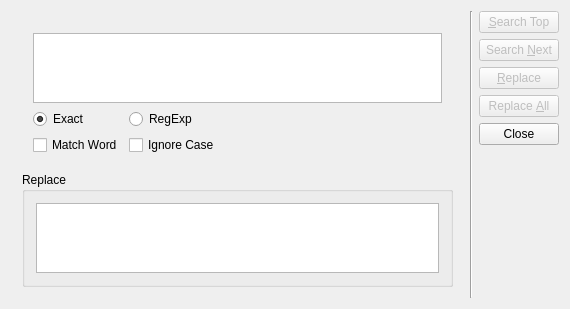
The window that src/tosearchreplaceui.ui (netrunner-debian-kde-extras/tora) describes before a commit, drawn with Qt 5.
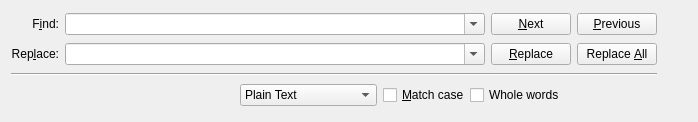
The same window after the commit. Icons and pictures are not drawn.

Diff of the .ui file:
```diff
--- a/src/tosearchreplaceui.ui
+++ b/src/tosearchreplaceui.ui
@@ -1,286 +1,254 @@
 <ui version="4.0" >
  <class>toSearchReplaceUI</class>
- <widget class="QDialog" name="toSearchReplaceUI" >
+ <widget class="QWidget" name="toSearchReplaceUI" >
   <property name="geometry" >
    <rect>
     <x>0</x>
     <y>0</y>
-    <width>570</width>
-    <height>228</height>
+    <width>698</width>
+    <height>122</height>
    </rect>
   </property>
-  <property name="windowTitle" >
-   <string>Search &amp; Replace</string>
+  <property name="sizePolicy" >
+   <sizepolicy vsizetype="Minimum" hsizetype="Preferred" >
+    <horstretch>0</horstretch>
+    <verstretch>0</verstretch>
+   </sizepolicy>
   </property>
-  <layout class="QGridLayout" >
-   <property name="leftMargin" >
-    <number>11</number>
-   </property>
-   <property name="topMargin" >
-    <number>11</number>
-   </property>
-   <property name="rightMargin" >
-    <number>11</number>
-   </property>
-   <property name="bottomMargin" >
-    <number>11</number>
-   </property>
-   <property name="horizontalSpacing" >
-    <number>6</number>
-   </property>
-   <property name="verticalSpacing" >
-    <number>6</number>
-   </property>
-   <item row="0" column="2" >
-    <widget class="QPushButton" name="Search" >
-     <property name="enabled" >
-      <bool>false</bool>
+  <layout class="QHBoxLayout" name="horizontalLayout_2" >
+   <item>
+    <layout class="QGridLayout" name="gridLayout" >
+     <property name="horizontalSpacing" >
+      <number>6</number>
      </property>
-     <property name="sizePolicy" >
-      <sizepolicy vsizetype="Fixed" hsizetype="Minimum" >
-       <horstretch>0</horstretch>
-       <verstretch>0</verstretch>
-      </sizepolicy>
-     </property>
-     <property name="text" >
-      <string>&amp;Search Top</string>
-     </property>
-    </widget>
-   </item>
-   <item row="5" column="2" >
-    <spacer>
-     <property name="orientation" >
-      <enum>Qt::Vertical</enum>
-     </property>
-     <property name="sizeType" >
-      <enum>QSizePolicy::Expanding</enum>
-     </property>
-     <property name="sizeHint" >
-      <size>
-       <width>20</width>
-       <height>20</height>
-      </size>
-     </property>
-    </spacer>
-   </item>
-   <item row="1" column="2" >
-    <widget class="QPushButton" name="SearchNext" >
-     <property name="enabled" >
-      <bool>false</bool>
-     </property>
-     <property name="sizePolicy" >
-      <sizepolicy vsizetype="Fixed" hsizetype="Minimum" >
-       <horstretch>0</horstretch>
-       <verstretch>0</verstretch>
-      </sizepolicy>
-     </property>
-     <property name="text" >
-      <string>Search &amp;Next</string>
-     </property>
-    </widget>
-   </item>
-   <item row="2" column="2" >
-    <widget class="QPushButton" name="Replace" >
-     <property name="enabled" >
-      <bool>false</bool>
-     </property>
-     <property name="sizePolicy" >
-      <sizepolicy vsizetype="Fixed" hsizetype="Minimum" >
-       <horstretch>0</horstretch>
-       <verstretch>0</verstretch>
-      </sizepolicy>
-     </property>
-     <property name="text" >
-      <string>&amp;Replace</string>
-     </property>
-    </widget>
-   </item>
-   <item row="3" column="2" >
-    <widget class="QPushButton" name="ReplaceAll" >
-     <property name="enabled" >
-      <bool>false</bool>
-     </property>
-     <property name="sizePolicy" >
-      <sizepolicy vsizetype="Fixed" hsizetype="Minimum" >
-       <horstretch>0</horstretch>
-       <verstretch>0</verstretch>
-      </sizepolicy>
-     </property>
-     <property name="text" >
-      <string>Replace &amp;All</string>
-     </property>
-    </widget>
-   </item>
-   <item row="4" column="2" >
-    <widget class="QPushButton" name="Close" >
-     <property name="enabled" >
-      <bool>true</bool>
-     </property>
-     <property name="sizePolicy" >
-      <sizepolicy vsizetype="Fixed" hsizetype="Minimum" >
-       <horstretch>0</horstretch>
-       <verstretch>0</verstretch>
-      </sizepolicy>
-     </property>
-     <property name="text" >
-      <string>Close</string>
-     </property>
-    </widget>
-   </item>
-   <item rowspan="6" row="0" column="1" >
-    <widget class="Line" name="Line1" >
-     <property name="frameShape" >
-      <enum>QFrame::VLine</enum>
-     </property>
-     <property name="frameShadow" >
-      <enum>QFrame::Sunken</enum>
-     </property>
-    </widget>
-   </item>
-   <item rowspan="6" row="0" column="0" >
-    <widget class="QFrame" name="Frame3" >
-     <property name="frameShape" >
-      <enum>QFrame::NoFrame</enum>
-     </property>
-     <property name="frameShadow" >
-      <enum>QFrame::Plain</enum>
-     </property>
-     <layout class="QGridLayout" >
-      <item row="0" column="0" >
-       <widget class="QWidget" native="1" name="ButtonGroup1" >
-        <layout class="QGridLayout" >
-         <property name="leftMargin" >
-          <number>11</number>
+     <item row="0" column="0" >
+      <widget class="QLabel" name="label" >
+       <property name="text" >
+        <string>F&amp;ind:</string>
+       </property>
+       <property name="alignment" >
+        <set>Qt::AlignRight|Qt::AlignTrailing|Qt::AlignVCenter</set>
+       </property>
+       <property name="buddy" >
+        <cstring>SearchText</cstring>
+       </property>
+      </widget>
+     </item>
+     <item row="0" column="1" >
+      <widget class="QComboBox" name="SearchText" >
+       <property name="sizePolicy" >
+        <sizepolicy vsizetype="Fixed" hsizetype="Expanding" >
+         <horstretch>0</horstretch>
+         <verstretch>0</verstretch>
+        </sizepolicy>
+       </property>
+       <property name="focusPolicy" >
+        <enum>Qt::StrongFocus</enum>
+       </property>
+       <property name="toolTip" >
+        <string>Text to search for</string>
+       </property>
+       <property name="editable" >
+        <bool>true</bool>
+       </property>
+       <property name="maxCount" >
+        <number>30</number>
+       </property>
+       <property name="insertPolicy" >
+        <enum>QComboBox::InsertAtTop</enum>
+       </property>
+      </widget>
+     </item>
+     <item row="0" column="2" >
+      <widget class="QPushButton" name="SearchNext" >
+       <property name="toolTip" >
+        <string>Jump to next match</string>
+       </property>
+       <property name="text" >
+        <string>&amp;Next</string>
+       </property>
+      </widget>
+     </item>
+     <item row="0" column="3" >
+      <widget class="QPushButton" name="SearchPrevious" >
+       <property name="toolTip" >
+        <string>Jump to previous match</string>
+       </property>
+       <property name="text" >
+        <string>&amp;Previous</string>
+       </property>
+       <property name="icon" >
+        <iconset>
+         <normaloff>../../../</normaloff>../../../</iconset>
+       </property>
+      </widget>
+     </item>
+     <item row="1" column="0" >
+      <widget class="QLabel" name="label_3" >
+       <property name="text" >
+        <string>Rep&amp;lace:</string>
+       </property>
+       <property name="alignment" >
+        <set>Qt::AlignRight|Qt::AlignTrailing|Qt::AlignVCenter</set>
+       </property>
+       <property name="buddy" >
+        <cstring>ReplaceText</cstring>
+       </property>
+      </widget>
+     </item>
+     <item row="1" column="1" >
+      <widget class="QComboBox" name="ReplaceText" >
+       <property name="sizePolicy" >
+        <sizepolicy vsizetype="Fixed" hsizetype="Expanding" >
+         <horstretch>0</horstretch>
+         <verstretch>0</verstretch>
+        </sizepolicy>
+       </property>
+       <property name="toolTip" >
+        <string>Text to replace with</string>
+       </property>
+       <property name="editable" >
+        <bool>true</bool>
+       </property>
+      </widget>
+     </item>
+     <item row="1" column="2" >
+      <widget class="QPushButton" name="Replace" >
+       <property name="toolTip" >
+        <string>Replace next match</string>
+       </property>
+       <property name="text" >
+        <string>&amp;Replace</string>
+       </property>
+      </widget>
+     </item>
+     <item row="1" column="3" >
+      <widget class="QPushButton" name="ReplaceAll" >
+       <property name="toolTip" >
+        <string>Replace all matches</string>
+       </property>
+       <property name="text" >
+        <string>Replace &amp;All</string>
+       </property>
+      </widget>
+     </item>
+     <item row="2" column="0" colspan="4" >
+      <widget class="Line" name="line_2" >
+       <property name="orientation" >
+        <enum>Qt::Horizontal</enum>
+       </property>
+      </widget>
+     </item>
+     <item row="4" column="1" colspan="2" >
+      <layout class="QHBoxLayout" name="horizontalLayout" >
+       <property name="spacing" >
+        <number>0</number>
+       </property>
+       <property name="rightMargin" >
+        <number>6</number>
+       </property>
+       <item>
+        <spacer name="horizontalSpacer" >
+         <property name="orientation" >
+          <enum>Qt::Horizontal</enum>
          </property>
-         <property name="topMargin" >
-          <number>11</number>
+         <property name="sizeHint" stdset="0" >
+          <size>
+           <width>0</width>
+           <height>20</height>
+          </size>
          </property>
-         <property name="rightMargin" >
-          <number>11</number>
+        </spacer>
+       </item>
+       <item>
+        <widget class="QComboBox" name="SearchMode" >
+         <property name="toolTip" >
+          <string>Search mode</string>
          </property>
-         <property name="bottomMargin" >
-          <number>11</number>
+         <property name="maxVisibleItems" >
+          <number>4</number>
          </property>
-         <property name="horizontalSpacing" >
-          <number>6</number>
+         <property name="frame" >
+          <bool>true</bool>
          </property>
-         <property name="verticalSpacing" >
-          <number>6</number>
-         </property>
-         <item row="0" column="0" colspan="3" >
-          <widget class="QTextEdit" name="SearchText" />
+         <item>
+          <property name="text" >
+           <string>Plain Text</string>
+          </property>
          </item>
-         <item row="1" column="0" >
-          <widget class="QRadioButton" name="Exact" >
-           <property name="toolTip" >
-            <string>Match text exactly as written</string>
-           </property>
-           <property name="text" >
-            <string>Exact</string>
-           </property>
-           <property name="checked" >
-            <bool>true</bool>
-           </property>
-          </widget>
+         <item>
+          <property name="text" >
+           <string>Regular Expression</string>
+          </property>
          </item>
-         <item row="2" column="0" >
-          <widget class="QCheckBox" name="WholeWord" >
-           <property name="toolTip" >
-            <string>Only match whole words</string>
-           </property>
-           <property name="text" >
-            <string>Match Word</string>
-           </property>
-          </widget>
-         </item>
-         <item row="2" column="1" >
-          <widget class="QCheckBox" name="IgnoreCase" >
-           <property name="toolTip" >
-            <string>Only match whole words</string>
-           </property>
-           <property name="text" >
-            <string>Ignore Case</string>
-           </property>
-          </widget>
-         </item>
-         <item row="1" column="1" >
-          <widget class="QRadioButton" name="RegExp" >
-           <property name="toolTip" >
-            <string>Use RegExp semantics for matching (See Qt documentation)</string>
-           </property>
-           <property name="text" >
-            <string>RegExp</string>
-           </property>
-          </widget>
-         </item>
-         <item row="1" column="2" >
-          <spacer>
-           <property name="orientation" >
-            <enum>Qt::Horizontal</enum>
-           </property>
-           <property name="sizeType" >
-            <enum>QSizePolicy::Expanding</enum>
-           </property>
-           <property name="sizeHint" >
-            <size>
-             <width>20</width>
-             <height>20</height>
-            </size>
-           </property>
-          </spacer>
-         </item>
-        </layout>
-       </widget>
-      </item>
-      <item row="1" column="0" >
-       <widget class="QGroupBox" name="GroupBox1" >
-        <property name="sizePolicy" >
-         <sizepolicy vsizetype="Preferred" hsizetype="Preferred" >
-          <horstretch>0</horstretch>
-          <verstretch>0</verstretch>
-         </sizepolicy>
-        </property>
-        <property name="title" >
-         <string>Replace</string>
-        </property>
-        <layout class="QGridLayout" >
-         <property name="leftMargin" >
-          <number>11</number>
+        </widget>
+       </item>
+       <item>
+        <spacer name="horizontalSpacer_2" >
+         <property name="orientation" >
+          <enum>Qt::Horizontal</enum>
          </property>
-         <property name="topMargin" >
-          <number>11</number>
+         <property name="sizeType" >
+          <enum>QSizePolicy::Fixed</enum>
          </property>
-         <property name="rightMargin" >
-          <number>11</number>
+         <property name="sizeHint" stdset="0" >
+          <size>
+           <width>6</width>
+           <height>20</height>
+          </size>
          </property>
-         <property name="bottomMargin" >
-          <number>11</number>
+        </spacer>
+       </item>
+       <item>
+        <widget class="QCheckBox" name="MatchCase" >
+         <property name="toolTip" >
+          <string>Case-sensitive searching</string>
          </property>
-         <property name="horizontalSpacing" >
-          <number>6</number>
+         <property name="text" >
+          <string>&amp;Match case</string>
          </property>
-         <property name="verticalSpacing" >
-          <number>6</number>
+        </widget>
+       </item>
+       <item>
+        <widget class="QCheckBox" name="WholeWords" >
+         <property name="text" >
+          <string>Whole words</string>
          </property>
-         <item row="0" column="0" >
-          <widget class="QTextEdit" name="ReplaceText" >
-           <property name="html" >
-            <string>&lt;html>&lt;head>&lt;meta name="qrichtext" content="1" />&lt;style type="text/css">
-p, li { white-space: pre-wrap; }
-&lt;/style>&lt;/head>&lt;body style=" font-family:'Sans Serif'; font-size:9pt; font-weight:400; font-style:normal;">
-&lt;p style="-qt-paragraph-type:empty; margin-top:0px; margin-bottom:0px; margin-left:0px; margin-right:0px; -qt-block-indent:0; text-indent:0px;">&lt;/p>&lt;/body>&lt;/html></string>
-           </property>
-          </widget>
-         </item>
-        </layout>
-       </widget>
-      </item>
-     </layout>
-    </widget>
+        </widget>
+       </item>
+      </layout>
+     </item>
+    </layout>
+   </item>
+   <item>
+    <layout class="QVBoxLayout" name="verticalLayout_2" >
+     <item>
+      <widget class="QToolButton" name="hideButton" >
+       <property name="text" >
+        <string/>
+       </property>
+       <property name="autoRaise" >
+        <bool>true</bool>
+       </property>
+      </widget>
+     </item>
+     <item>
+      <spacer>
+       <property name="orientation" >
+        <enum>Qt::Vertical</enum>
+       </property>
+       <property name="sizeHint" stdset="0" >
+        <size>
+         <width>20</width>
+         <height>40</height>
+        </size>
+       </property>
+      </spacer>
+     </item>
+    </layout>
    </item>
   </layout>
  </widget>
- <layoutdefault spacing="6" margin="11" />
  <tabstops>
   <tabstop>SearchText</tabstop>
   <tabstop>Exact</tabstop>
```
Left out of the diff: 112 changed lines with no effect on the pictures.
